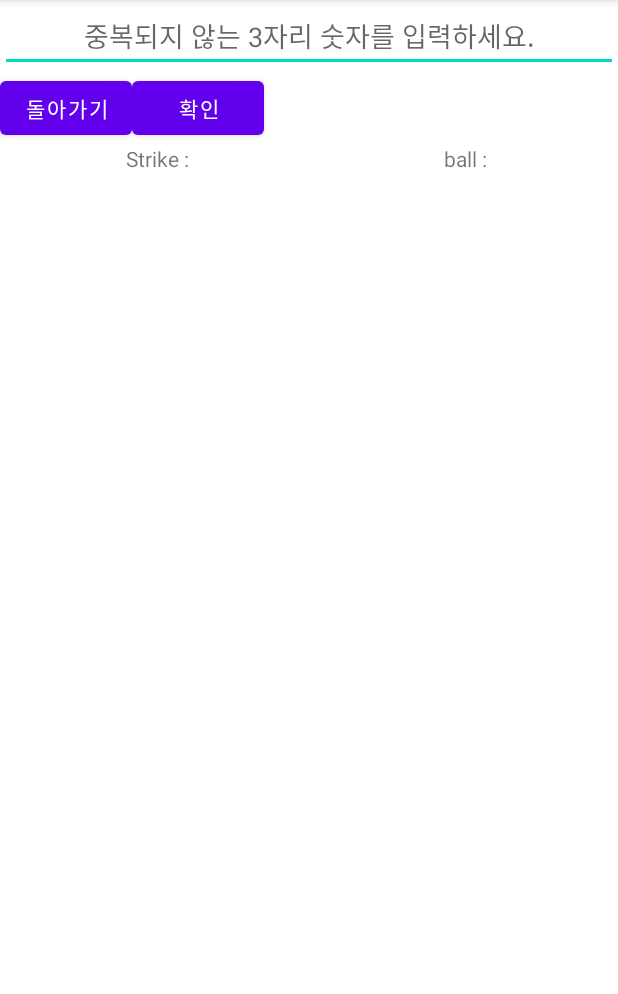
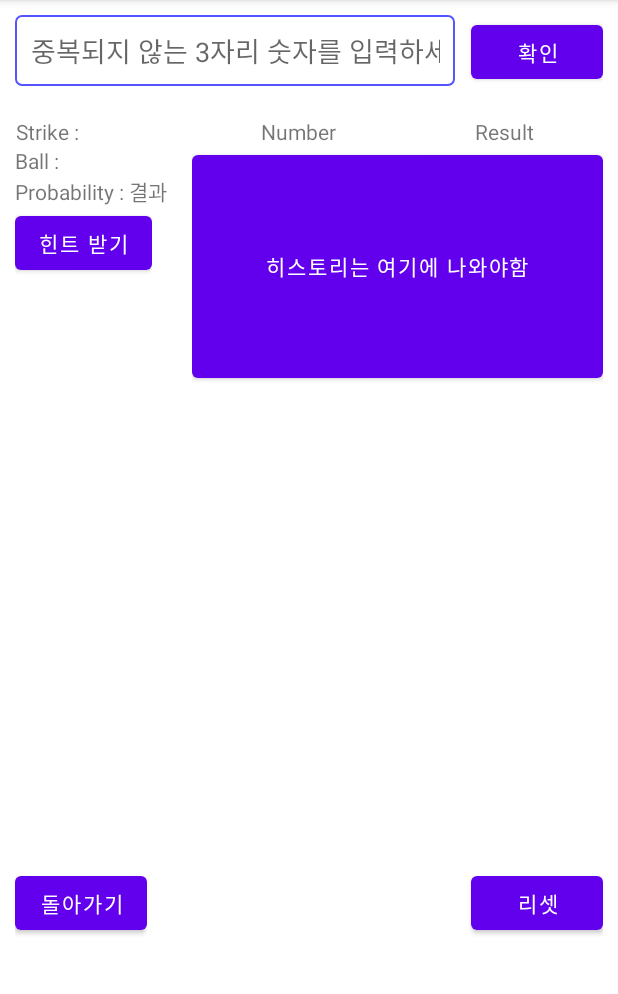
Before and after one commit to TeamWeakness/NumberBaseBall_APP, an Android app: the PlayballActivity screen opened directly, with no data from a screen before it, on a phone screen of 412 x 824 dp, the part 84-1078 px from its top. Run offline under Robolectric (Android 15) with nearby library versions, the phone set to English and light mode, and no system bars; 1 statement that could not run was skipped.

Commit message:
2020-11-18 commit!

```diff
--- a/app/src/main/java/com/weakness/numberbaseball/HelperActivity.java
+++ b/app/src/main/java/com/weakness/numberbaseball/HelperActivity.java
@@ -62,7 +62,7 @@ public class HelperActivity extends AppCompatActivity {
                     textView.setText(String.valueOf(random.nextInt(899)+100)); // 테스트 값
                     textView.setGravity(Gravity.CENTER);
                     textView.setPadding(15,10,15,10);
-                    textView.setBackground(getDrawable(R.drawable.textview_background));
+                    textView.setBackground(getDrawable(R.drawable.hint_textview_background));
                     tableRow.addView(textView);
 
                 }
--- a/app/src/main/java/com/weakness/numberbaseball/PlayballActivity.java
+++ b/app/src/main/java/com/weakness/numberbaseball/PlayballActivity.java
@@ -22,6 +22,8 @@ public class PlayballActivity extends AppCompatActivity {
     Intent playball_resultIntent;
     Button playball_backBtn;
     Button playball_submitBtn;
+    Button playball_hintBtn;
+    Button playball_resetBtn;
     EditText playball_inputNum;
     TextView playball_resStrike;
     TextView playball_resBall;
@@ -51,12 +53,12 @@ public class PlayballActivity extends AppCompatActivity {
     protected void onCreate(Bundle savedInstanceState) {
         super.onCreate(savedInstanceState);
         setContentView(R.layout.activity_playball);
-        int test;
+        int testMessage;
         Random random = new Random();
         random.setSeed(System.currentTimeMillis());
 
-        test = dataInit();
-        Log.i("확인용","이거 데이터 오니? : " + test);
+        testMessage = dataInit();
+        Log.i("확인용","이거 데이터 오니? : " + testMessage);
         inputRes = new int[2];
         hintRes = new int[999];
 
@@ -66,10 +68,10 @@ public class PlayballActivity extends AppCompatActivity {
         playball_resBall = findViewById(R.id.playball_tv_resBall);
         playball_tableLayout = findViewById(R.id.playball_tableL_hintTableL);
 
+        // 확인 버튼 클릭 리스너
         playball_submitBtn = findViewById(R.id.playball_btn_submitBtn);
         playball_submitBtn.setOnClickListener(new View.OnClickListener(){
 
-            @RequiresApi(api = Build.VERSION_CODES.LOLLIPOP)
             @Override
             public void onClick(View view) {
 
@@ -77,7 +79,7 @@ public class PlayballActivity extends AppCompatActivity {
                 firstNum = inputNum / 100;
                 secondNum = inputNum % 100 / 10;
                 thirdNum = inputNum % 100 % 10;
-
+                playball_inputNum.setText("");
                 if(firstNum == secondNum || secondNum == thirdNum || firstNum == thirdNum)
                 {
                     Toast.makeText(PlayballActivity.this,"중복된 숫자는 입력할 수 없습니다.",Toast.LENGTH_SHORT).show();
@@ -88,6 +90,16 @@ public class PlayballActivity extends AppCompatActivity {
                     //Log.i("확인용","이거 데이터 오니? : " + res[0] + "," + res[1]);
                     playball_resStrike.setText(String.valueOf(inputRes[0]));
                     playball_resBall.setText(String.valueOf(inputRes[1]));
+                }
+            }
+        });
+
+        // 힌트받기 버튼 리스너
+        playball_hintBtn = findViewById(R.id.playball_btn_hintBtn);
+        playball_hintBtn.setOnClickListener(new View.OnClickListener() {
+            @RequiresApi(api = Build.VERSION_CODES.LOLLIPOP)
+            @Override
+            public void onClick(View view) {
 
                 // 헬퍼
                 playball_tableLayout.setStretchAllColumns(true); // 축소 기능으로 자식 뷰의 개수 또는 크기가 넓어져서 부모의 크기를 넘어서도 각각 자식들의 열너비를 줄여 부모의 전체 크기를 채우도록 하는 속성
@@ -112,7 +124,7 @@ public class PlayballActivity extends AppCompatActivity {
                         textView.setText(String.valueOf(hintRes[i]));
                         textView.setGravity(Gravity.CENTER);
                         textView.setPadding(15, 10, 15, 10);
-                            textView.setBackground(getDrawable(R.drawable.textview_background));
+                        textView.setBackground(getDrawable(R.drawable.hint_textview_background));
                         tableRow.addView(textView);
                         cnt++;
                     }
@@ -125,10 +137,16 @@ public class PlayballActivity extends AppCompatActivity {
                                 ViewGroup.LayoutParams.WRAP_CONTENT));
                     }
                 }
-                }
+                playball_tableLayout.addView(tableRow);
+                tableRow = new TableRow(PlayballActivity.this);
+                tableRow.setLayoutParams(new TableRow.LayoutParams(
+                        ViewGroup.LayoutParams.WRAP_CONTENT,
+                        ViewGroup.LayoutParams.WRAP_CONTENT));
+
             }
         });
 
+        // 돌아가기 버튼 리스너
         playball_backBtn = findViewById(R.id.playball_btn_backBtn);
         playball_backBtn.setOnClickListener(new View.OnClickListener() {
 
--- /dev/null
+++ b/app/src/main/res/drawable/input_textview_background.xml
@@ -0,0 +1,28 @@
+<?xml version="1.0" encoding="utf-8"?>
+
+<selector xmlns:android="http://schemas.android.com/apk/res/android">
+
+    <!-- 에디트텍스트가 포커스를 받았을때의 모양 및 색상 -->
+    <item android:state_focused="true">
+        <shape xmlns:android="http://schemas.android.com/apk/res/android" android:shape="rectangle">
+            <stroke
+                android:width="1dp"
+                android:color="#5555FF" />
+            <corners android:radius="4dp"/>
+            <solid
+                android:color="#FFFFFF" />
+        </shape>
+    </item>
+
+    <!-- EditText 가 포커스를 받지 않은 일반 상태일 때의 모양 및 색상 -->
+    <item android:state_focused="false">
+        <shape xmlns:android="http://schemas.android.com/apk/res/android" android:shape="rectangle">
+            <stroke
+                android:width="1dp"
+                android:color="#EEEEEE" />
+            <corners android:radius="4dp"/>
+            <solid
+                android:color="#FFFFFF" />
+        </shape>
+    </item>
+</selector>
--- a/app/src/main/res/layout/activity_playball.xml
+++ b/app/src/main/res/layout/activity_playball.xml
@@ -10,7 +10,9 @@
     <LinearLayout
         android:layout_width="match_parent"
         android:layout_height="wrap_content"
-        android:orientation="horizontal">
+        android:orientation="horizontal"
+        android:padding="10dp">
+
         <EditText
             android:layout_width="wrap_content"
             android:layout_height="wrap_content"
@@ -19,25 +21,105 @@
             android:hint="중복되지 않는 3자리 숫자를 입력하세요."
             android:gravity="center"
             android:maxLength="3"
+            android:padding="10dp"
+            android:layout_marginRight="5dp"
+            android:background="@drawable/input_textview_background"
             android:id="@+id/playball_et_inputNum"/>
+        <Button
+            android:id="@+id/playball_btn_submitBtn"
+            android:layout_width="wrap_content"
+            android:layout_height="wrap_content"
+            android:layout_marginLeft="5dp"
+            android:text="확인" />
+
     </LinearLayout>
+
     <LinearLayout
         android:layout_width="match_parent"
+        android:layout_height="200dp"
+        android:padding="10dp"
+        android:orientation="horizontal">
+
+        <LinearLayout
+            android:layout_width="wrap_content"
+            android:layout_height="match_parent"
+            android:orientation="vertical"
+            android:layout_weight="1">
+
+            <LinearLayout
+                android:layout_width="wrap_content"
                 android:layout_height="wrap_content"
                 android:orientation="horizontal">
+
+                <TextView
+                    android:layout_width="wrap_content"
+                    android:layout_height="wrap_content"
+                    android:layout_gravity="center"
+                    android:gravity="right"
+                    android:text="Strike : "/>
+
+                <TextView
+                    android:layout_width="wrap_content"
+                    android:layout_height="wrap_content"
+                    android:layout_gravity="center"
+                    android:gravity="left"
+                    android:id="@+id/playball_tv_resStrike"/>
+            </LinearLayout>
+
+            <LinearLayout
+                android:layout_width="wrap_content"
+                android:layout_height="wrap_content"
+                android:orientation="horizontal">
+
+                <TextView
+                    android:layout_width="wrap_content"
+                    android:layout_height="wrap_content"
+                    android:layout_gravity="center"
+                    android:gravity="right"
+                    android:text="Ball : " />
+
+                <TextView
+                    android:layout_width="wrap_content"
+                    android:layout_height="wrap_content"
+                    android:layout_gravity="center"
+                    android:gravity="left"
+                    android:id="@+id/playball_tv_resBall"/>
+            </LinearLayout>
+
+            <LinearLayout
+                android:layout_width="wrap_content"
+                android:layout_height="wrap_content"
+                android:orientation="horizontal">
+
+                <TextView
+                    android:layout_width="wrap_content"
+                    android:layout_height="wrap_content"
+                    android:text="Probability : "/>
+
+                <TextView
+                    android:layout_width="wrap_content"
+                    android:layout_height="wrap_content"
+                    android:text="결과"/>
+            </LinearLayout>
+
+            <LinearLayout
+                android:layout_width="wrap_content"
+                android:layout_height="wrap_content">
+
                 <Button
                     android:layout_width="wrap_content"
                     android:layout_height="wrap_content"
-            android:text="돌아가기"
-            android:id="@+id/playball_btn_backBtn">
-        </Button>
-        <Button
+                    android:text="힌트 받기"
+                    android:id="@+id/playball_btn_hintBtn"/>
+            </LinearLayout>
+        </LinearLayout>
+
+        <LinearLayout
             android:layout_width="wrap_content"
-            android:layout_height="wrap_content"
-            android:text="확인"
-            android:id="@+id/playball_btn_submitBtn">
-        </Button>
-    </LinearLayout>
+            android:layout_height="match_parent"
+            android:orientation="vertical"
+            android:layout_weight="4">
+
             <LinearLayout
                 android:layout_width="match_parent"
                 android:layout_height="wrap_content"
@@ -46,36 +128,41 @@
                 <TextView
                     android:layout_width="wrap_content"
                     android:layout_height="wrap_content"
+                    android:layout_gravity="center"
+                    android:gravity="center"
                     android:layout_weight="1"
-            android:gravity="right"
-            android:text="Strike : "
-            />
+                    android:text="Number"/>
 
                 <TextView
                     android:layout_width="wrap_content"
                     android:layout_height="wrap_content"
+                    android:layout_gravity="center"
+                    android:gravity="center"
                     android:layout_weight="1"
-            android:gravity="left"
-            android:id="@+id/playball_tv_resStrike"/>
+                    android:text="Result" />
+            </LinearLayout>
 
-        <TextView
-            android:layout_width="wrap_content"
-            android:layout_height="wrap_content"
-            android:layout_weight="1"
-            android:gravity="right"
-            android:text="ball : " />
+            <LinearLayout
+                android:layout_width="match_parent"
+                android:layout_height="match_parent">
 
-        <TextView
-            android:layout_width="wrap_content"
-            android:layout_height="wrap_content"
-            android:layout_weight="1"
-            android:gravity="left"
-            android:id="@+id/playball_tv_resBall"/>
+                <Button
+                    android:layout_width="match_parent"
+                    android:layout_height="match_parent"
+                    android:text="히스토리는 여기에 나와야함" />
             </LinearLayout>
+        </LinearLayout>
+    </LinearLayout>
+
+    <LinearLayout
+        android:layout_width="match_parent"
+        android:layout_height="300dp">
+
         <ScrollView
             android:layout_width="match_parent"
-        android:layout_height="500dp"
-        android:layout_gravity="center">
+            android:layout_height="match_parent"
+            android:layout_gravity="center"
+            android:padding="10dp">
             <TableLayout
                 android:layout_width="match_parent"
                 android:layout_height="match_parent"
@@ -92,4 +179,37 @@
 
             </TableLayout>
         </ScrollView>
+    </LinearLayout>
+    <LinearLayout
+        android:layout_width="fill_parent"
+        android:layout_height="wrap_content"
+        android:orientation="horizontal"
+        android:padding="10dp">
+        <LinearLayout
+            android:layout_width="wrap_content"
+            android:layout_height="fill_parent"
+            android:orientation="horizontal"
+            android:gravity="left">
+
+            <Button
+                android:id="@+id/playball_btn_backBtn"
+                android:layout_width="wrap_content"
+                android:layout_height="wrap_content"
+                android:text="돌아가기"/>
+        </LinearLayout>
+
+        <LinearLayout
+            android:layout_width="fill_parent"
+            android:layout_height="fill_parent"
+            android:orientation="horizontal"
+            android:gravity="right">
+
+            <Button
+                android:id="@+id/playball_btn_resetBtn"
+                android:layout_width="wrap_content"
+                android:layout_height="wrap_content"
+                android:text="리셋" />
+
+        </LinearLayout>
+    </LinearLayout>
 </androidx.appcompat.widget.LinearLayoutCompat>
```
Also changed, not shown: app/src/main/res/drawable/hint_textview_background.xml (renamed from app/src/main/res/drawable/textview_background.xml). Lines whose indentation alone changed are shown as unchanged.
